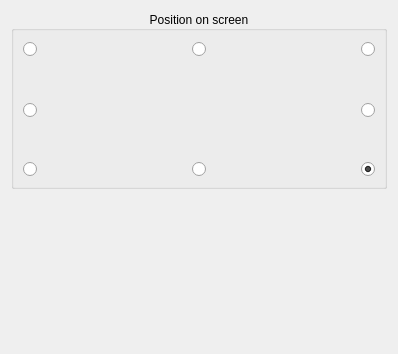
lxqt/lxqt-notificationd, file config/basicsettings.ui: the form before one commit.
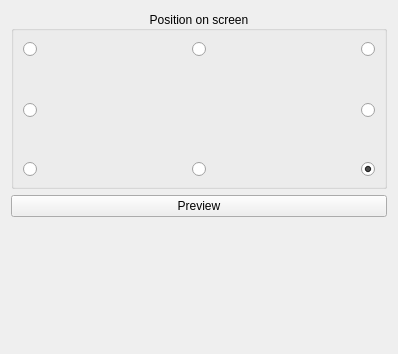
The form after the commit.

Commit message:
Added a preview button, instead of automatic preview (#293)
* Added a preview button, instead of automatic preview

With it, it's less likely that the preview notification starts at the previous position. With automatic preview, it always started there and then went to the new position (because there's no way to know exactly when the config file is ready).

The preview button can be clicked by pressing `Enter` too.

Closes https://github.com/lxqt/lxqt-notificationd/issues/236

* Fixed the class of a signal

```diff
--- a/config/basicsettings.ui
+++ b/config/basicsettings.ui
@@ -170,6 +170,13 @@
      </layout>
     </widget>
    </item>
+   <item>
+    <widget class="QPushButton" name="previewButton">
+     <property name="text">
+      <string>Preview</string>
+     </property>
+    </widget>
+   </item>
    <item>
     <spacer name="verticalSpacer">
      <property name="orientation">
```
The commit also changes 2 other files.
